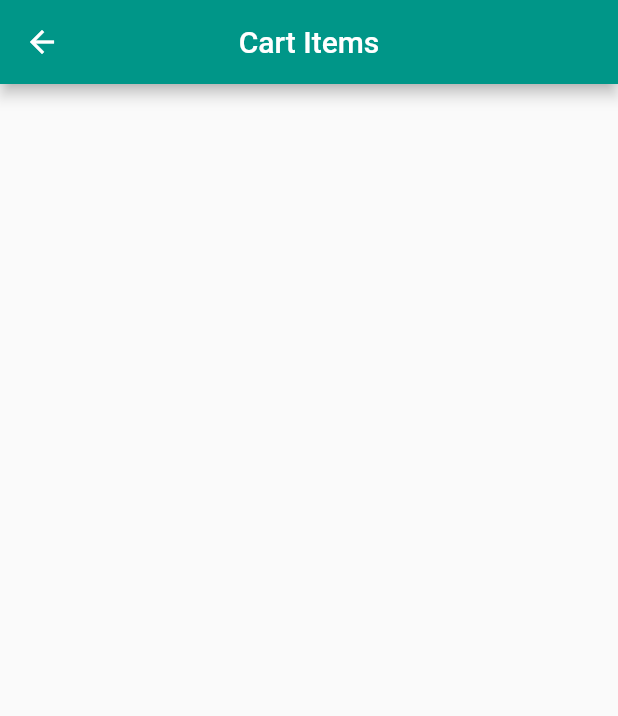
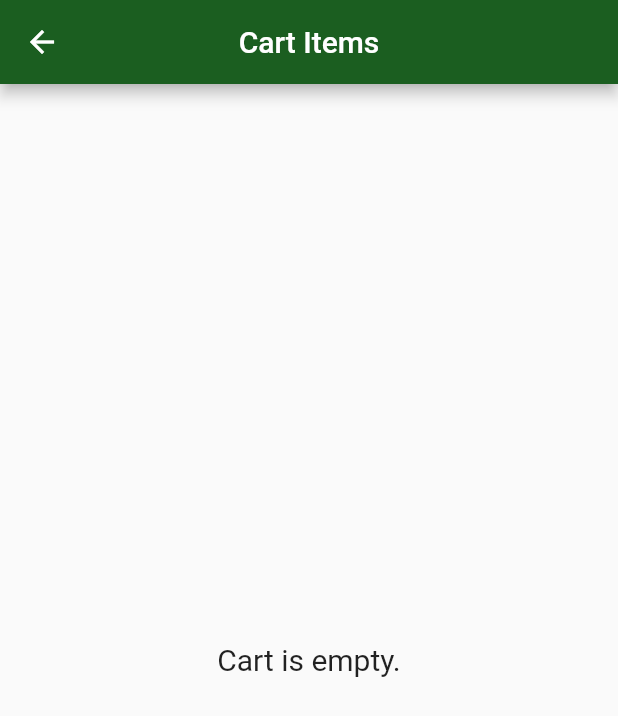
Before and after one commit to musamairshad/Dukaan.pk, a Flutter app: the Cart screen opened directly, on a phone screen of 412 x 824 dp. Shown: the top 716 px of the screen. Run offline on Flutter 3.47's test engine with Material 2 defaults, Android fonts, the light colour scheme and no system bars; our stand-ins replace bloc, flutter_bloc.

Commit message:
cart.dart is modified.

```diff
--- a/lib/features/cart/screens/cart.dart
+++ b/lib/features/cart/screens/cart.dart
@@ -22,20 +22,38 @@ class _CartState extends State<Cart> {
   Widget build(BuildContext context) {
     return Scaffold(
       appBar: AppBar(
-        backgroundColor: Colors.teal,
+        backgroundColor: Colors.green.shade900,
         title: const Text('Cart Items'),
         centerTitle: true,
       ),
       body: BlocConsumer<CartBloc, CartState>(
         bloc: cartBloc,
-        listener: (context, state) {},
+        listener: (context, state) {
+          if (state is HomeProductItemRemoveFromCartActionState) {
+            ScaffoldMessenger.of(context).clearSnackBars();
+            ScaffoldMessenger.of(context).showSnackBar(
+              const SnackBar(
+                content: Text("Item is removed from the cart."),
+              ),
+            );
+          }
+        },
         listenWhen: (previous, current) => current is CartActionState,
         buildWhen: (previous, current) => current is! CartActionState,
         builder: (context, state) {
           switch (state.runtimeType) {
             case CartSuccessState:
               final successState = state as CartSuccessState;
-              return ListView.builder(
+              return successState.cartItems.isEmpty
+                  ? const Center(
+                      child: Text(
+                        'Cart is empty.',
+                        style: TextStyle(
+                          fontSize: 20,
+                        ),
+                      ),
+                    )
+                  : ListView.builder(
                       itemBuilder: (context, index) {
                         return CartTileWidget(
                           product: successState.cartItems[index],
@@ -45,8 +63,8 @@ class _CartState extends State<Cart> {
                       itemCount: successState.cartItems.length,
                     );
             default:
+              return const SizedBox();
           }
-          return Container();
         },
       ),
     );
```
Lines whose indentation alone changed are shown as unchanged.
